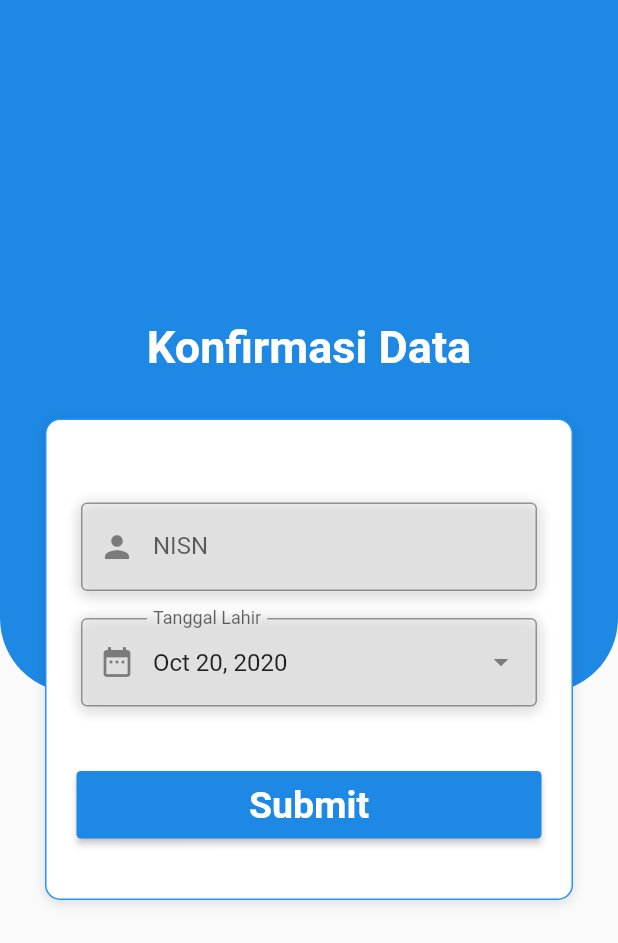
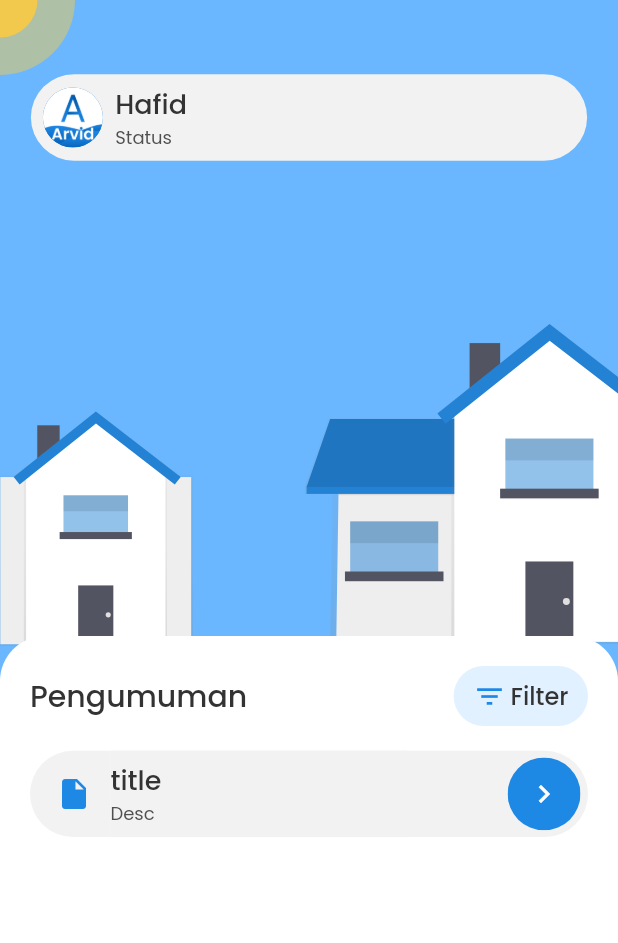
Before and after one commit to nilsys/Flutter_School_Project, a Flutter app: the screen it shows after launch, on a phone screen of 412 x 824 dp. Shown: the top 943 px of the screen. Run offline on Flutter 3.47's test engine with Material 2 defaults, Android fonts, the phone set to English and light mode, and no system bars; our stand-ins replace fl_chart, flutter_svg, font_awesome_flutter, hexcolor, introduction_screen.

Commit message:
add dashboardv2 screen, profile button, selection button, list container, images, and fonts done

```diff
--- /dev/null
+++ b/lib/components/list_container.dart
@@ -0,0 +1,55 @@
+import 'package:flutter/material.dart';
+import 'package:school/utilities/constants.dart';
+
+class ListContainer extends StatelessWidget {
+  final double allSize;
+  final Widget filterButton;
+  final Widget selectionButton;
+
+  ListContainer(
+      {Key key, this.allSize, this.filterButton, this.selectionButton})
+      : super(key: key);
+
+  @override
+  Widget build(BuildContext context) {
+    Size size = MediaQuery.of(context).size;
+    final double newHeightSize = allSize * 8;
+    final double newPaddingandFontSize = allSize / 2.5;
+
+    return Align(
+        alignment: Alignment.bottomCenter,
+        child: Container(
+            width: double.infinity,
+            height: size.height * 0 + newHeightSize,
+            padding: EdgeInsets.only(
+                left: newPaddingandFontSize,
+                right: newPaddingandFontSize,
+                top: newPaddingandFontSize),
+            decoration: BoxDecoration(
+                color: whiteColor,
+                borderRadius: BorderRadius.only(
+                    topLeft: Radius.circular(30),
+                    topRight: Radius.circular(30))),
+            child: SingleChildScrollView(
+                child: Column(children: [
+              Row(
+                mainAxisAlignment: MainAxisAlignment.spaceBetween,
+                children: [
+                  Text(
+                    "Pengumuman",
+                    style: TextStyle(
+                      color: blackColor,
+                      fontFamily: "Poppins-Medium",
+                      fontSize: newPaddingandFontSize,
+                    ),
+                  ),
+                  filterButton == null ? Container() : filterButton,
+                ],
+              ),
+              SizedBox(
+                height: size.height * 0.015,
+              ),
+              selectionButton == null ? Container() : selectionButton,
+            ]))));
+  }
+}
--- /dev/null
+++ b/lib/components/rounded_filter_button_v2.dart
@@ -0,0 +1,50 @@
+import 'package:flutter/material.dart';
+import 'package:school/utilities/constants.dart';
+
+class RoundedFilterButtonV2 extends StatelessWidget {
+  final Function onTap;
+  final double allSize;
+
+  RoundedFilterButtonV2({
+    Key key,
+    this.onTap,
+    this.allSize,
+  }) : super(key: key);
+
+  @override
+  Widget build(BuildContext context) {
+    Size size = MediaQuery.of(context).size;
+    final double newWidtSize = allSize * 5.6;
+    final double newHeightSize = allSize * 2.5;
+    final double newIconSize = allSize + 6;
+
+    return Material(
+      color: superLightColor,
+      borderRadius: BorderRadius.circular(30),
+      child: InkWell(
+        onTap: onTap,
+        splashColor: primaryColor,
+        borderRadius: BorderRadius.circular(30),
+        child: Container(
+          width: size.width * 0 + newWidtSize,
+          height: size.height * 0 + newHeightSize,
+          padding: EdgeInsets.symmetric(horizontal: 10),
+          child: Row(
+            mainAxisAlignment: MainAxisAlignment.spaceEvenly,
+            children: [
+              Icon(Icons.filter_list, color: primaryColor, size: newIconSize),
+              Text(
+                "Filter",
+                style: TextStyle(
+                  fontSize: allSize,
+                  color: blackColor,
+                  fontFamily: "Poppins-Medium",
+                ),
+              ),
+            ],
+          ),
+        ),
+      ),
+    );
+  }
+}
--- /dev/null
+++ b/lib/components/rounded_profile_button_v2.dart
@@ -0,0 +1,103 @@
+import 'package:flutter/material.dart';
+import 'package:school/utilities/constants.dart';
+
+class RoundedProfileButtonV2 extends StatelessWidget {
+  final String name;
+  final Object image;
+  final String status;
+  final Function onTap;
+
+  RoundedProfileButtonV2(
+      {Key key, this.image, this.name, this.status, this.onTap})
+      : super(key: key);
+
+  @override
+  Widget build(BuildContext context) {
+    Size size = MediaQuery.of(context).size;
+
+    return LayoutBuilder(builder: (context, contraints) {
+      if (contraints.maxHeight > 600) {
+        return Align(
+          alignment: Alignment.topCenter,
+          child: Container(
+            width: size.width * 0.9,
+            height: size.height * 0.07,
+            margin: EdgeInsets.symmetric(
+              vertical: size.height * 0.06,
+              horizontal: size.width * 0.04,
+            ),
+            padding: EdgeInsets.symmetric(horizontal: 8),
+            decoration: BoxDecoration(
+                color: greyColor, borderRadius: BorderRadius.circular(30)),
+            child: Row(mainAxisAlignment: MainAxisAlignment.start, children: [
+              CircleAvatar(backgroundImage: image),
+              SizedBox(width: size.width * 0.02),
+              GestureDetector(
+                onTap: onTap,
+                child: Column(
+                  crossAxisAlignment: CrossAxisAlignment.start,
+                  mainAxisAlignment: MainAxisAlignment.center,
+                  children: [
+                    Text(name,
+                        style: TextStyle(
+                          color: blackColor,
+                          fontFamily: "Poppins-Medium",
+                          fontSize: 18,
+                        )),
+                    Text(status,
+                        overflow: TextOverflow.ellipsis,
+                        style: TextStyle(
+                          color: grey2Color,
+                          fontFamily: "Poppins-Regular",
+                          fontSize: 12,
+                        )),
+                  ],
+                ),
+              ),
+            ]),
+          ),
+        );
+      } else {
+        return Align(
+          alignment: Alignment.topCenter,
+          child: Container(
+            width: size.width * 0.9,
+            height: size.height * 0.06,
+            margin: EdgeInsets.symmetric(
+              vertical: size.height * 0.04,
+              horizontal: size.width * 0.04,
+            ),
+            padding: EdgeInsets.symmetric(horizontal: 4),
+            decoration: BoxDecoration(
+                color: greyColor, borderRadius: BorderRadius.circular(30)),
+            child: Row(mainAxisAlignment: MainAxisAlignment.start, children: [
+              CircleAvatar(
+                backgroundImage: image,
+              ),
+              SizedBox(width: size.width * 0.02),
+              Column(
+                crossAxisAlignment: CrossAxisAlignment.start,
+                mainAxisAlignment: MainAxisAlignment.center,
+                children: [
+                  Text(name,
+                      style: TextStyle(
+                        color: blackColor,
+                        fontFamily: "Poppins-Medium",
+                        fontSize: 16,
+                      )),
+                  Text(status,
+                      overflow: TextOverflow.ellipsis,
+                      style: TextStyle(
+                        color: grey2Color,
+                        fontFamily: "Poppins-Regular",
+                        fontSize: 10,
+                      )),
+                ],
+              ),
+            ]),
+          ),
+        );
+      }
+    });
+  }
+}
--- /dev/null
+++ b/lib/components/rounded_selection_button_v2.dart
@@ -0,0 +1,100 @@
+import 'package:flutter/material.dart';
+import 'package:school/utilities/constants.dart';
+
+class RoundedSelectionButtonV2 extends StatelessWidget {
+  final String desc;
+  final String title;
+  final IconData icon;
+  final Function onTap;
+  final double allSize;
+
+  RoundedSelectionButtonV2({
+    Key key,
+    this.desc,
+    this.icon,
+    this.title,
+    this.onTap,
+    this.allSize,
+  }) : super(key: key);
+
+  @override
+  Widget build(BuildContext context) {
+    Size size = MediaQuery.of(context).size;
+    final double newFontSize = allSize / 1.5;
+    final double newHeightContainer = allSize * 3.2;
+    final double newIconSize = allSize + 6;
+    final double newIconButtonSize = allSize * 2.7;
+
+    return Container(
+      height: size.height * 0 + newHeightContainer,
+      margin: EdgeInsets.symmetric(
+        vertical: size.height * 0.005,
+      ),
+      padding: EdgeInsets.symmetric(horizontal: 5),
+      decoration: BoxDecoration(
+          color: greyColor, borderRadius: BorderRadius.circular(30)),
+      child: Row(mainAxisAlignment: MainAxisAlignment.spaceBetween, children: [
+        Row(
+          mainAxisAlignment: MainAxisAlignment.start,
+          children: [
+            ClipOval(
+                child: SizedBox(
+              width: newIconButtonSize,
+              height: newIconButtonSize,
+              child: Icon(
+                icon,
+                color: primaryColor,
+                size: newIconSize,
+              ),
+            )),
+            Material(
+              child: Flexible(
+                child: Container(
+                  width: size.width * 0.48,
+                  color: greyColor,
+                  child: Column(
+                    crossAxisAlignment: CrossAxisAlignment.start,
+                    mainAxisAlignment: MainAxisAlignment.center,
+                    children: [
+                      Text(title,
+                          overflow: TextOverflow.ellipsis,
+                          style: TextStyle(
+                            color: blackColor,
+                            fontFamily: "Poppins-Medium",
+                            fontSize: allSize,
+                          )),
+                      Text(desc,
+                          overflow: TextOverflow.ellipsis,
+                          style: TextStyle(
+                            color: grey2Color,
+                            fontFamily: "Poppins-Regular",
+                            fontSize: newFontSize,
+                          )),
+                    ],
+                  ),
+                ),
+              ),
+            ),
+          ],
+        ),
+        ClipOval(
+            child: Material(
+          color: primaryColor, // button color
+          child: InkWell(
+            splashColor: darkColor, // inkwell color
+            child: SizedBox(
+              width: newIconButtonSize,
+              height: newIconButtonSize,
+              child: Icon(
+                Icons.navigate_next,
+                color: whiteColor,
+                size: newIconSize,
+              ),
+            ),
+            onTap: onTap,
+          ),
+        )),
+      ]),
+    );
+  }
+}
--- a/lib/main.dart
+++ b/lib/main.dart
@@ -1,4 +1,5 @@
 import 'package:flutter/material.dart';
+import 'package:school/screens/dashboard_v2.dart';
 import 'package:school/screens/screens.dart';
 import 'package:school/utilities/constants.dart';
 
@@ -12,6 +13,7 @@ class MyApp extends StatelessWidget {
   Widget build(BuildContext context) {
     return MaterialApp(
         title: 'Flutter Demo',
+        debugShowCheckedModeBanner: false,
         theme: ThemeData(
           primaryColor: primaryColor,
           visualDensity: VisualDensity.adaptivePlatformDensity,
@@ -19,7 +21,6 @@ class MyApp extends StatelessWidget {
           dividerColor: black,
           textTheme: Typography.blackMountainView,
         ),
-      home: KonfirmasiScreen(),
-    );
+        home: Dashboardv2());
   }
 }
--- /dev/null
+++ b/lib/screens/dashboard_v2.dart
@@ -0,0 +1,53 @@
+import 'package:flutter/material.dart';
+import 'package:flutter_svg/flutter_svg.dart';
+import 'package:school/components/rounded_filter_button_v2.dart';
+import 'package:school/utilities/constants.dart';
+import 'package:school/components/list_container.dart';
+import 'package:school/components/rounded_profile_button_v2.dart';
+import 'package:school/components/rounded_selection_button_v2.dart';
+
+class Dashboardv2 extends StatefulWidget {
+  @override
+  _Dashboardv2State createState() => _Dashboardv2State();
+}
+
+class _Dashboardv2State extends State<Dashboardv2> {
+  @override
+  Widget build(BuildContext context) {
+    Size size = MediaQuery.of(context).size;
+
+    return Scaffold(
+        backgroundColor: lightColor,
+        body: Stack(children: [
+          Positioned(
+            top: 0,
+            left: 0,
+            child: SvgPicture.asset("assets/images/sun.svg"),
+          ),
+          Positioned(
+              left: -2,
+              top: size.height * 0.18,
+              child: SvgPicture.asset("assets/images/house.svg")),
+          RoundedProfileButtonV2(
+            onTap: () {},
+            name: "Hafid",
+            status: "Status",
+            image: AssetImage("assets/images/ig.png"),
+          ),
+          ListContainer(
+            allSize: 50,
+            filterButton: RoundedFilterButtonV2(
+              onTap: () {},
+              allSize: 16,
+            ),
+            selectionButton: RoundedSelectionButtonV2(
+              allSize: 18,
+              desc: "Desc",
+              onTap: () {},
+              title: "title",
+              icon: Icons.insert_drive_file,
+            ),
+          )
+        ]));
+  }
+}
--- a/lib/screens/register_screen.dart
+++ b/lib/screens/register_screen.dart
@@ -6,8 +6,6 @@ import 'package:school/components/rounded_button.dart';
 import 'package:school/components/rounded_input_field.dart';
 import 'package:school/components/rounded_password_field.dart';
 import 'package:school/components/social_icon.dart';
-
-import 'package:school/screens/login_screen.dart';
 
 class RegisterScreen extends StatelessWidget {
   @override
@@ -57,14 +55,14 @@ class RegisterScreen extends StatelessWidget {
                   ),
                   RoundedButton(
                     press: () {
-                      Navigator.pushReplacement(
-                        context,
-                        MaterialPageRoute(
-                          builder: (context) {
-                            return LoginScreen();
-                          },
-                        ),
-                      );
+                      // Navigator.pushReplacement(
+                      //   context,
+                      //   MaterialPageRoute(
+                      //     builder: (context) {
+                      //       return LoginScreen();
+                      //     },
+                      //   ),
+                      // );
                     },
                     text: "SIGN UP",
                   ),
@@ -72,14 +70,14 @@ class RegisterScreen extends StatelessWidget {
                   AlreadyAccount(
                     login: false,
                     press: () {
-                      Navigator.push(
-                        context,
-                        MaterialPageRoute(
-                          builder: (context) {
-                            return LoginScreen();
-                          },
-                        ),
-                      );
+                      // Navigator.push(
+                      //   context,
+                      //   MaterialPageRoute(
+                      //     builder: (context) {
+                      //       return LoginScreen();
+                      //     },
+                      //   ),
+                      // );
                     },
                   ),
                   OrDivider(),
--- a/lib/screens/welcome_screen.dart
+++ b/lib/screens/welcome_screen.dart
@@ -1,6 +1,5 @@
 import 'package:flutter_svg/svg.dart';
 import 'package:flutter/material.dart';
-import 'package:school/screens/login_screen.dart';
 import 'package:school/screens/register_screen.dart';
 import 'package:school/components/rounded_button.dart';
 
@@ -43,14 +42,14 @@ class WelcomeScreen extends StatelessWidget {
               RoundedButton(
                 text: "SIGN IN",
                 press: () {
-                  Navigator.pushReplacement(
-                    context,
-                    MaterialPageRoute(
-                      builder: (context) {
-                        return LoginScreen();
-                      },
-                    ),
-                  );
+                  // Navigator.pushReplacement(
+                  //   context,
+                  //   MaterialPageRoute(
+                  //     builder: (context) {
+                  //       return LoginScreen();
+                  //     },
+                  //   ),
+                  // );
                 },
               ),
               RoundedButton(
--- a/lib/utilities/constants.dart
+++ b/lib/utilities/constants.dart
@@ -40,6 +40,14 @@ final titleStyle = (double size) {
   );
 };
 
+const whiteColor = Color(0xFFFFFFFF);
+const grey4Color = Color(0xFFFBDBDBD);
+const grey2Color = Color(0xFFF4F4F4F);
+const greyColor = Color(0xFFF2F2F2);
+const superLightColor = Color(0xFFE1F1FF);
+const blackColor = Color(0xFF333333);
+
+
 final primaryColor = Hexcolor("#1E88E5");
 final lightColor = Hexcolor("#6ab7ff");
 final grayColor = Hexcolor("a6a6a4");
```
Also changed, not shown: pubspec.yaml (+25 -0 lines), assets/fonts/Poppins-Medium.ttf (added), assets/fonts/Poppins-SemiBold.ttf (added), assets/images/data.svg (added), assets/images/friend.svg (added), assets/images/house.svg (added), assets/images/ig.png (added), assets/images/profile.png (added), assets/images/secure_data.svg (added), assets/images/sun.svg (added), assets/images/teacher.svg (added). Lines whose indentation alone changed are shown as unchanged.
